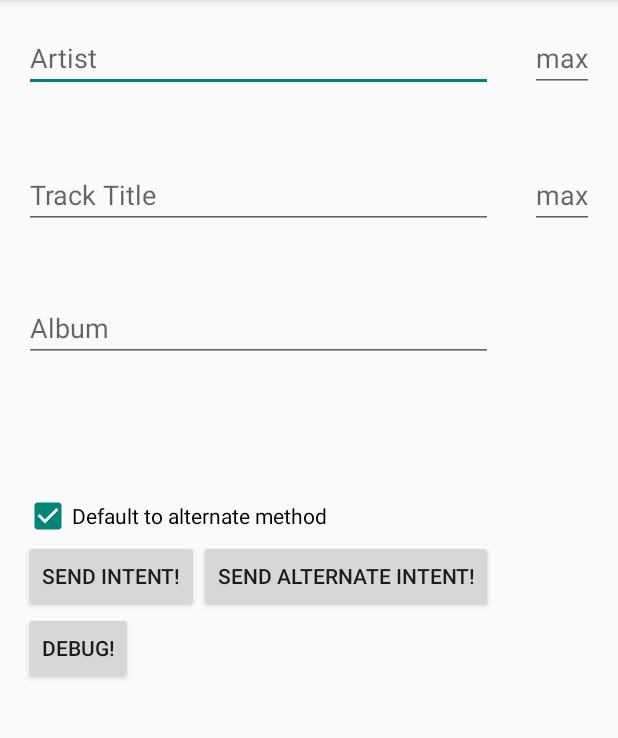
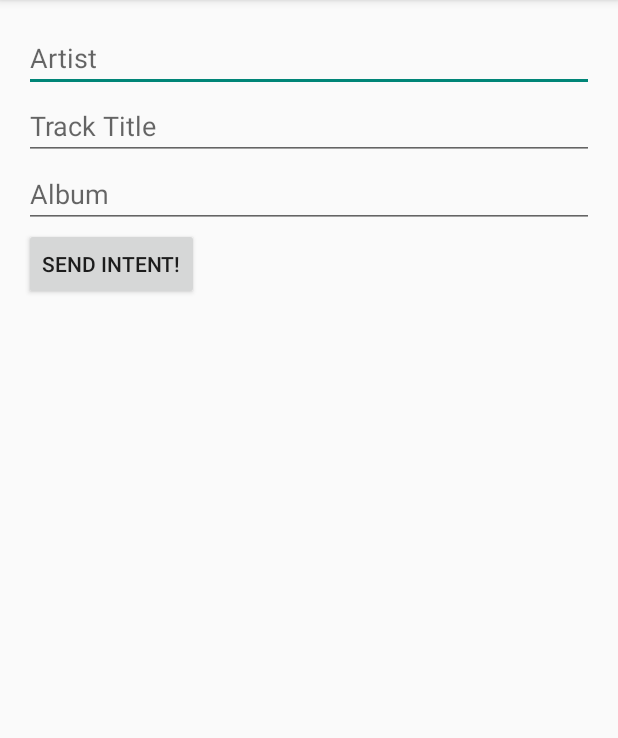
Before and after one commit to ransagy/MusicaForPebble, an Android app: the screen it shows after launch (MainActivity), in the options menu, after a tap on "Settings", on a phone screen of 412 x 824 dp, the part 84-822 px from its top. Run offline under Robolectric (Android 15) with nearby library versions, the phone set to English and light mode, and no system bars; libraries missing offline, so code that uses them is left out: com.getpebble.android.

Commit message:
Took over correction of RTL text for the pebble display instead of the watchapp for now. More code cleanup and general organization of constants, enums etc.

```diff
--- a/app/src/main/AndroidManifest.xml
+++ b/app/src/main/AndroidManifest.xml
@@ -20,7 +20,7 @@
         </activity>
 
         <receiver
-            android:name=".bootstrapper"
+            android:name=".BootstrapBroadcastReceiver"
             android:enabled="true"
             android:exported="false" >
             <intent-filter>
--- a/app/src/main/java/com/ransagy/musicaforpebble/GeneralUtils.java
+++ /dev/null
@@ -1,57 +0,0 @@
-package com.ransagy.musicaforpebble;
-
-import android.graphics.Paint;
-import android.graphics.Rect;
-
-import java.util.ArrayList;
-import java.util.regex.Matcher;
-import java.util.regex.Pattern;
-
-public class GeneralUtils {
-
-    public static int TryParseInteger(String source, int defaultValue) {
-        try {
-            return Integer.parseInt(source);
-        } catch (NumberFormatException e) {
-            return defaultValue;
-        }
-    }
-
-    public static float TryParseFloat(String source, float defaultValue) {
-        try {
-            return Float.parseFloat(source);
-        } catch (NumberFormatException e) {
-            return defaultValue;
-        }
-    }
-
-    public static float GetAndroidDefaultTextWidth(String source, boolean onlyHebrew) {
-        android.graphics.Paint p = new Paint();
-        String result = source;
-
-        if (onlyHebrew) {
-            Pattern hebrewPattern = Pattern.compile("[^\\p{InHebrew}]", Pattern.UNICODE_CASE);
-            Matcher matchNonHebrew = hebrewPattern.matcher(source);
-            result = matchNonHebrew.replaceAll("");
-        }
-
-        return p.measureText(result);
-    }
-
-    public static void DebugSomething() {
-        String[] text = {"מי אם לא אני", "שירת הסטיקר", "הווליום עולה", "(רציתי שתדע"};
-        ArrayList<Float> widths = new ArrayList<>();
-        ArrayList<Rect> bounds = new ArrayList<>();
-
-        android.graphics.Paint p = new Paint();
-
-        for (int index = 0; index < text.length; index++) {
-            widths.add(p.measureText(text[index]));
-            Rect currBounds = new Rect();
-            p.getTextBounds(text[index], 0, text[index].length(), currBounds);
-            bounds.add(currBounds);
-        }
-
-        widths.toString();
-    }
-}
--- a/app/src/main/java/com/ransagy/musicaforpebble/MainActivity.java
+++ b/app/src/main/java/com/ransagy/musicaforpebble/MainActivity.java
@@ -6,7 +6,6 @@ import android.support.v7.app.ActionBarActivity;
 import android.view.Menu;
 import android.view.MenuItem;
 import android.view.View;
-import android.widget.CheckBox;
 import android.widget.TextView;
 
 public class MainActivity extends ActionBarActivity implements View.OnClickListener {
@@ -21,7 +20,7 @@ public class MainActivity extends ActionBarActivity implements View.OnClickListe
 
         // Only if we're not running yet, start our service with an explicit intent.
         if (!MetaChangedService.IsRunning) {
-            Intent i = new Intent("com.ransagy.musicaforpebble.MetaChangedService");
+            Intent i = new Intent(MetaChangedService.class.getName());
             i.setClass(this, MetaChangedService.class);
             this.startService(i);
         }
@@ -32,33 +31,14 @@ public class MainActivity extends ActionBarActivity implements View.OnClickListe
         switch (v.getId()) {
             case R.id.sendIntentButton:
                 // Make an intent to mimic a real metadata change broadcast.
-                Intent i = new Intent(MetaChangedService.MUSIC_METADATACHANGED);
+                Intent i = new Intent(MetaHelper.ANDROID_MUSIC_METACHANGED_INTENT);
 
                 // Use the UI values for the intent.
-                i.putExtra(MetaChangedService.ARTIST, ((TextView) findViewById(R.id.txtArtist)).getText().toString());
-                i.putExtra(MetaChangedService.TRACK, ((TextView) findViewById(R.id.txtTrack)).getText().toString());
-                i.putExtra(MetaChangedService.ALBUM, ((TextView) findViewById(R.id.txtAlbum)).getText().toString());
+                i.putExtra(MetaHelper.MetadataParts.ARTIST, ((TextView) findViewById(R.id.txtArtist)).getText().toString());
+                i.putExtra(MetaHelper.MetadataParts.TRACK, ((TextView) findViewById(R.id.txtTrack)).getText().toString());
+                i.putExtra(MetaHelper.MetadataParts.ALBUM, ((TextView) findViewById(R.id.txtAlbum)).getText().toString());
 
                 sendBroadcast(i);
-                break;
-            case R.id.sendAlternateIntentButton:
-                // Make an intent to mimic a metadata change broadcast that the pebble app listens to.
-                Intent ap = new Intent(MetaChangedService.PEBBLE_NOW_PLAYING);
-
-                // Use the UI values for the intent.
-                float maxArtist = GeneralUtils.TryParseFloat(((TextView) findViewById(R.id.maxArtistLine)).getText().toString(),MetaChangedService.MAX_WIDTH_PER_ARTIST_LINE);
-                float maxTrack = GeneralUtils.TryParseFloat(((TextView) findViewById(R.id.maxTrackLine)).getText().toString(),MetaChangedService.MAX_WIDTH_PER_TRACK_LINE);
-                ap.putExtra(MetaChangedService.ARTIST, RTLHelper.ReorderTextForRTLAlt(((TextView) findViewById(R.id.txtArtist)).getText().toString(), maxArtist));
-                ap.putExtra(MetaChangedService.TRACK, RTLHelper.ReorderTextForRTLAlt(((TextView) findViewById(R.id.txtTrack)).getText().toString(), maxTrack));
-                ap.putExtra(MetaChangedService.ALBUM, RTLHelper.ReorderTextForRTLAlt(((TextView) findViewById(R.id.txtAlbum)).getText().toString(), 0));
-
-                sendBroadcast(ap);
-                break;
-            case R.id.defaultToAltCheckBox:
-                RTLHelper.CurrentMode = ((CheckBox)findViewById(R.id.defaultToAltCheckBox)).isChecked() ? 1 : 0;
-                break;
-            case R.id.debugButton:
-                GeneralUtils.DebugSomething();
                 break;
         }
     }
--- a/app/src/main/res/layout/activity_main.xml
+++ b/app/src/main/res/layout/activity_main.xml
@@ -11,8 +11,10 @@
         android:layout_height="wrap_content"
         android:text="@string/sendIntent"
         android:id="@+id/sendIntentButton"
-        android:layout_centerVertical="true"
-        android:onClick="onClick" />
+        android:onClick="onClick"
+        android:layout_below="@+id/txtAlbum"
+        android:layout_alignParentLeft="true"
+        android:layout_alignParentStart="true" />
 
     <EditText
         android:layout_width="wrap_content"
@@ -22,80 +24,29 @@
         android:layout_alignParentStart="true"
         android:autoText="false"
         android:hint="Artist"
-        android:layout_alignRight="@+id/sendAlternateIntentButton"
-        android:layout_alignEnd="@+id/sendAlternateIntentButton" />
+        android:layout_alignParentRight="true"
+        android:layout_alignParentEnd="true" />
 
     <EditText
         android:layout_width="wrap_content"
         android:layout_height="wrap_content"
         android:id="@+id/txtTrack"
+        android:hint="Track Title"
         android:layout_below="@+id/txtArtist"
-        android:layout_marginTop="46dp"
         android:layout_alignParentLeft="true"
         android:layout_alignParentStart="true"
-        android:hint="Track Title"
-        android:layout_alignRight="@+id/sendAlternateIntentButton"
-        android:layout_alignEnd="@+id/sendAlternateIntentButton" />
+        android:layout_alignParentRight="true"
+        android:layout_alignParentEnd="true" />
 
     <EditText
         android:layout_width="wrap_content"
         android:layout_height="wrap_content"
         android:id="@+id/txtAlbum"
+        android:hint="Album"
         android:layout_below="@+id/txtTrack"
         android:layout_alignParentLeft="true"
         android:layout_alignParentStart="true"
-        android:layout_marginTop="43dp"
-        android:layout_alignRight="@+id/txtTrack"
-        android:layout_alignEnd="@+id/txtTrack"
-        android:hint="Album" />
-
-    <Button
-        android:layout_width="wrap_content"
-        android:layout_height="wrap_content"
-        android:text="SEND ALTERNATE INTENT!"
-        android:id="@+id/sendAlternateIntentButton"
-        android:onClick="onClick"
-        android:layout_alignTop="@+id/sendIntentButton"
-        android:layout_toRightOf="@+id/sendIntentButton"
-        android:layout_toEndOf="@+id/sendIntentButton" />
-
-    <CheckBox
-        android:layout_width="wrap_content"
-        android:layout_height="wrap_content"
-        android:text="Default to alternate method "
-        android:id="@+id/defaultToAltCheckBox"
-        android:layout_above="@+id/sendIntentButton"
-        android:layout_alignParentLeft="true"
-        android:layout_alignParentStart="true"
-        android:onClick="onClick" />
-
-    <EditText
-        android:layout_width="wrap_content"
-        android:layout_height="wrap_content"
-        android:id="@+id/maxArtistLine"
-        android:layout_alignTop="@+id/txtArtist"
         android:layout_alignParentRight="true"
-        android:layout_alignParentEnd="true"
-        android:hint="max" />
-
-    <EditText
-        android:layout_width="wrap_content"
-        android:layout_height="wrap_content"
-        android:id="@+id/maxTrackLine"
-        android:layout_alignTop="@+id/txtTrack"
-        android:layout_alignRight="@+id/maxArtistLine"
-        android:layout_alignEnd="@+id/maxArtistLine"
-        android:hint="max" />
-
-    <Button
-        style="?android:attr/buttonStyleSmall"
-        android:layout_width="wrap_content"
-        android:layout_height="wrap_content"
-        android:text="Debug!"
-        android:id="@+id/debugButton"
-        android:layout_below="@+id/sendIntentButton"
-        android:layout_alignParentLeft="true"
-        android:layout_alignParentStart="true"
-        android:onClick="onClick" />
+        android:layout_alignParentEnd="true" />
 
 </RelativeLayout>
```
Also changed, not shown: app/src/main/java/com/ransagy/musicaforpebble/BootstrapBroadcastReceiver.java (renamed from app/src/main/java/com/ransagy/musicaforpebble/bootstrapper.java, +4 -5 lines), app/src/main/java/com/ransagy/musicaforpebble/MetaChangedService.java (+66 -142 lines), app/src/main/java/com/ransagy/musicaforpebble/MetaHelper.java (added, +12 -0 lines), app/src/main/java/com/ransagy/musicaforpebble/PebbleHelper.java (added, +14 -0 lines), app/src/main/java/com/ransagy/musicaforpebble/RTLHelper.java (+7 -75 lines).
